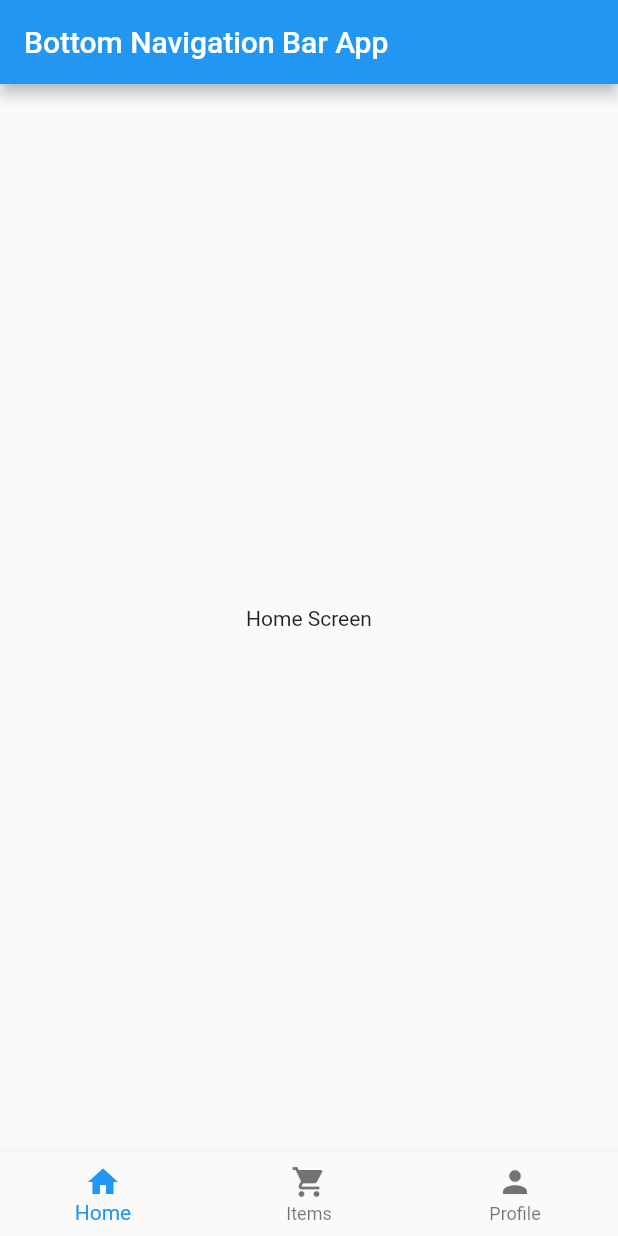
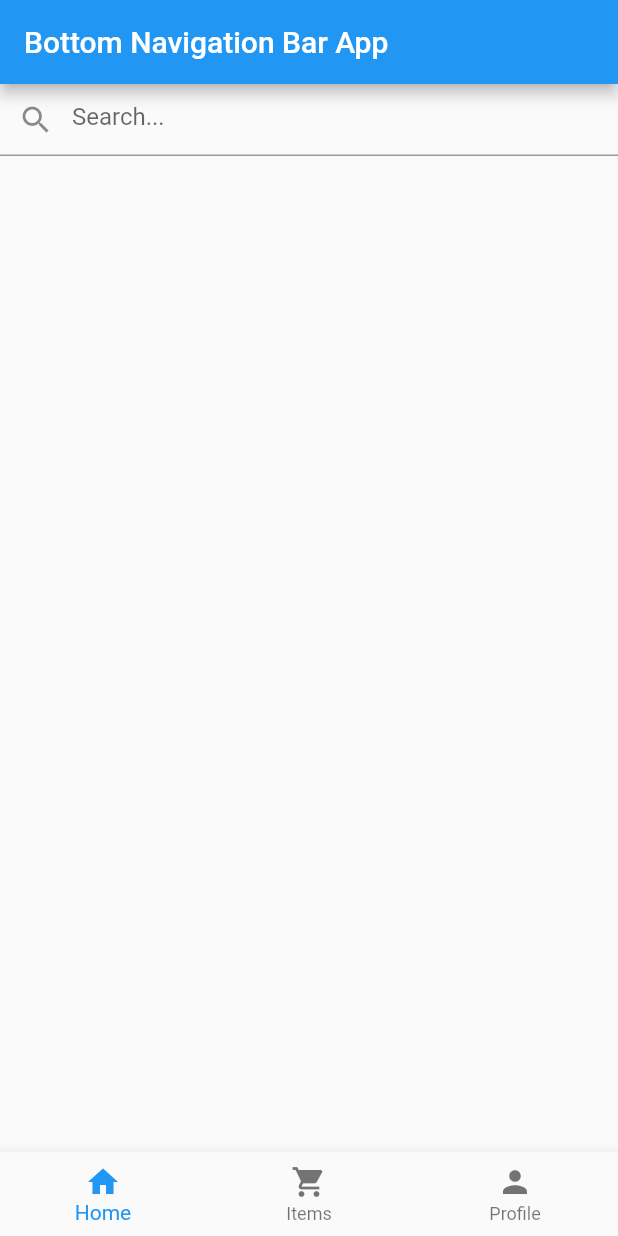
Before and after one commit to akhargha/CloseBuy, a Flutter app: the screen it shows after launch, on a phone screen of 412 x 824 dp. Run offline on Flutter 3.47's test engine with Material 2 defaults, Android fonts, the phone set to English and light mode, and no system bars.

Commit message:
Added Search Bar to Home Screen

```diff
--- a/src/lib/home_screen.dart
+++ b/src/lib/home_screen.dart
@@ -5,8 +5,30 @@ class HomeScreen extends StatelessWidget {
 
   @override
   Widget build(BuildContext context) {
-    return const Center(
-      child: Text('Home Screen'),
+    return Scaffold(
+      body: SearchBar(),
     );
   }
 }
+
+class SearchBar extends StatefulWidget
+{
+  @override
+  _SearchBarState createState() => _SearchBarState();
+}
+
+
+class _SearchBarState extends State<SearchBar> {
+  final TextEditingController _searchController = TextEditingController();
+
+  @override
+  Widget build(BuildContext context) {
+    return TextField(
+      controller: _searchController,
+      decoration: InputDecoration(
+          hintText: 'Search...',
+          prefixIcon: Icon(Icons.search)
+      ),
+    );
+  }
+}
--- a/src/lib/page.dart
+++ /dev/null
@@ -1,13 +0,0 @@
-import 'dart:convert';
-import 'dart:io';
-import 'package:flutter/material.dart';
-import 'package:path_provider/path_provider.dart';
-
-/**
- * Parent class for all pages. Defines generic attributes.
- */
-
-class Page extends StatelessWidget
-{
-
-}
```
